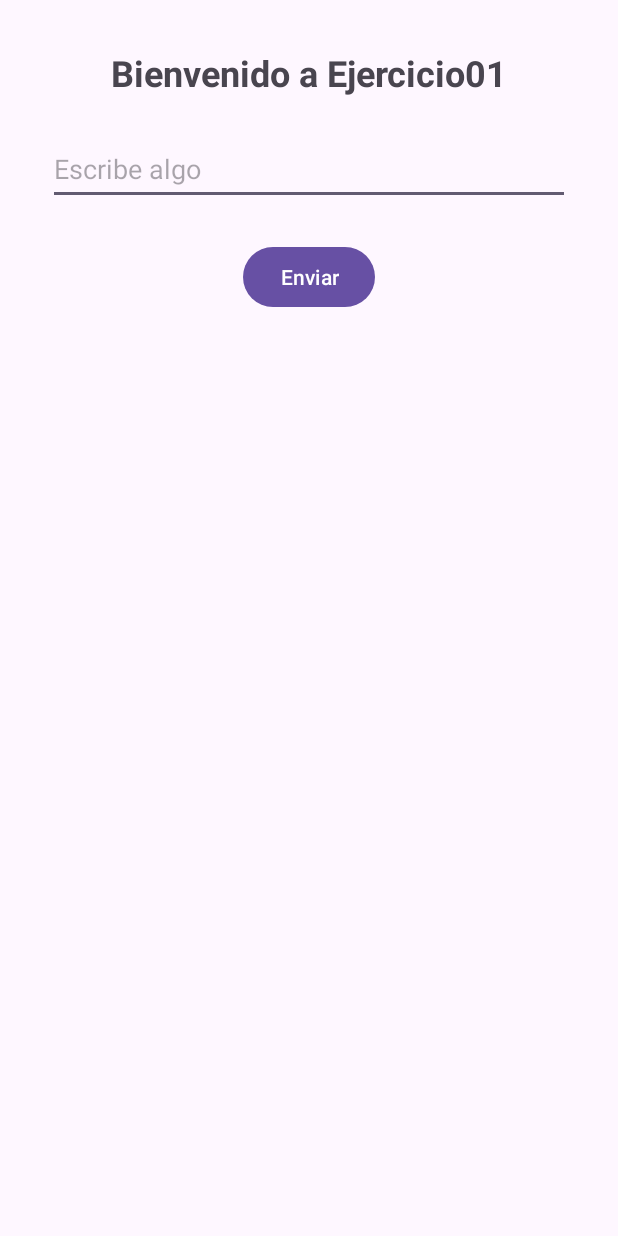
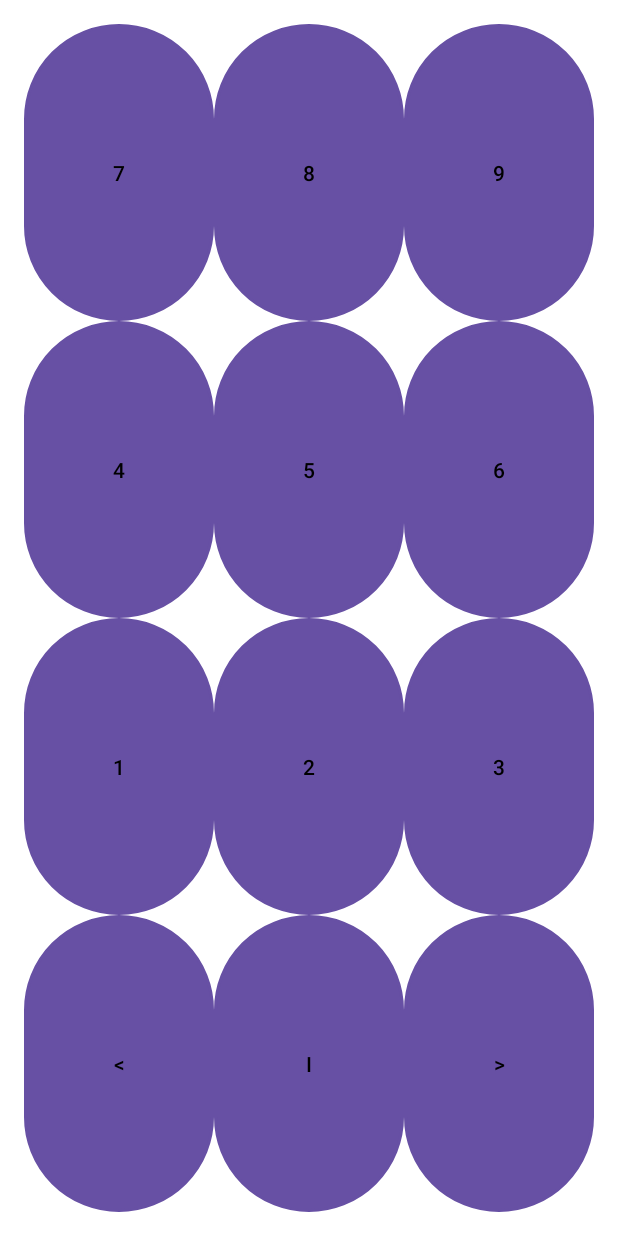
Before and after one commit to Thecabezon/LaboratorioCalificado01-PM, an Android app: the screen it shows after launch (Ejercicio01 before the commit, Ejercicio02 after it), on a phone screen of 412 x 824 dp. Run offline under Robolectric (Android 15) with nearby library versions, the phone set to English and light mode, and no system bars.

Commit message:
feat: interfaz de teclado funcional y corrección de estilos

```diff
--- a/app/src/main/AndroidManifest.xml
+++ b/app/src/main/AndroidManifest.xml
@@ -1,4 +1,3 @@
-<?xml version="1.0" encoding="utf-8"?>
 <manifest xmlns:android="http://schemas.android.com/apk/res/android"
     xmlns:tools="http://schemas.android.com/tools">
 
@@ -14,19 +13,19 @@
         tools:targetApi="31">
 
         <activity
-            android:name=".Ejercicio01"
+            android:name=".Ejercicio02"
             android:exported="true">
             <intent-filter>
                 <action android:name="android.intent.action.MAIN" />
                 <category android:name="android.intent.category.LAUNCHER" />
             </intent-filter>
         </activity>
-
+        <activity
+            android:name=".Ejercicio01"
+            android:exported="false">
+        </activity>
         <activity
             android:name=".MainActivity"
-            android:exported="true">
-        </activity>
-
+            android:exported="true" />
     </application>
-
 </manifest>
--- a/app/src/main/java/com/rojas/jefferson/laboratoriocalificado01/Ejercicio01.kt
+++ b/app/src/main/java/com/rojas/jefferson/laboratoriocalificado01/Ejercicio01.kt
@@ -5,6 +5,8 @@ import androidx.activity.enableEdgeToEdge
 import androidx.appcompat.app.AppCompatActivity
 import androidx.core.view.ViewCompat
 import androidx.core.view.WindowInsetsCompat
+import android.widget.Button
+import android.content.Intent
 
 class Ejercicio01 : AppCompatActivity() {
     override fun onCreate(savedInstanceState: Bundle?) {
@@ -16,5 +18,12 @@ class Ejercicio01 : AppCompatActivity() {
             v.setPadding(systemBars.left, systemBars.top, systemBars.right, systemBars.bottom)
             insets
         }
+        // Encuentra el botón por su ID
+        val btnIrTeclado = findViewById<Button>(R.id.btnIrTeclado)
+        btnIrTeclado.setOnClickListener {
+            // Crea el Intent para ir a Ejercicio02
+            val intent = Intent(this, Ejercicio02::class.java)
+            startActivity(intent)
+        }
     }
 }
--- /dev/null
+++ b/app/src/main/java/com/rojas/jefferson/laboratoriocalificado01/Ejercicio02.kt
@@ -0,0 +1,16 @@
+package com.rojas.jefferson.laboratoriocalificado01
+
+import android.os.Bundle
+import androidx.activity.enableEdgeToEdge
+import androidx.appcompat.app.AppCompatActivity
+import androidx.core.view.ViewCompat
+import androidx.core.view.WindowInsetsCompat
+
+class Ejercicio02 : AppCompatActivity() {
+    override fun onCreate(savedInstanceState: Bundle?) {
+        super.onCreate(savedInstanceState)
+        enableEdgeToEdge()
+        setContentView(R.layout.activity_ejercicio02)
+
+    }
+}
--- /dev/null
+++ b/app/src/main/res/drawable/teclado_boton_bg.xml
@@ -0,0 +1,7 @@
+<?xml version="1.0" encoding="utf-8"?>
+<shape xmlns:android="http://schemas.android.com/apk/res/android"
+    android:shape="rectangle">
+    <solid android:color="#7B5FC5"/> <!-- Color de fondo del botón -->
+    <corners android:radius="150dp"/> <!-- Bordes redondeados -->
+    <stroke android:width="2dp" android:color="#FFFFFF"/> <!-- Borde blanco -->
+</shape>
--- a/app/src/main/res/layout/activity_ejercicio01.xml
+++ b/app/src/main/res/layout/activity_ejercicio01.xml
@@ -44,6 +44,16 @@
         app:layout_constraintEnd_toEndOf="parent"
         android:layout_marginTop="24dp"/>
 
+    <Button
+        android:id="@+id/btnIrTeclado"
+        android:layout_width="wrap_content"
+        android:layout_height="wrap_content"
+        android:text="@string/btn_ir_teclado"
+        app:layout_constraintTop_toBottomOf="@id/boton"
+        app:layout_constraintStart_toStartOf="parent"
+        app:layout_constraintEnd_toEndOf="parent"
+        android:layout_marginTop="24dp"/>
+
 
 
 
--- /dev/null
+++ b/app/src/main/res/layout/activity_ejercicio02.xml
@@ -0,0 +1,129 @@
+<?xml version="1.0" encoding="utf-8"?>
+<LinearLayout xmlns:android="http://schemas.android.com/apk/res/android"
+    android:layout_width="match_parent"
+    android:layout_height="match_parent"
+    android:orientation="vertical"
+    android:background="#FFFFFF"
+    android:padding="16dp">
+
+    <!-- Fila 1 -->
+    <LinearLayout
+        android:layout_width="match_parent"
+        android:layout_height="0dp"
+        android:layout_weight="1"
+        android:orientation="horizontal">
+
+        <Button
+            android:layout_width="0dp"
+            android:layout_height="match_parent"
+            android:layout_weight="1"
+            android:text="7"
+            android:textColor="#000000"
+            android:background="@drawable/teclado_boton_bg"/>
+        <Button
+            android:layout_width="0dp"
+            android:layout_height="match_parent"
+            android:layout_weight="1"
+            android:text="8"
+            android:textColor="#000000"
+            android:background="@drawable/teclado_boton_bg"/>
+        <Button
+            android:layout_width="0dp"
+            android:layout_height="match_parent"
+            android:layout_weight="1"
+            android:text="9"
+            android:textColor="#000000"
+            android:background="@drawable/teclado_boton_bg"/>
+    </LinearLayout>
+
+    <!-- Fila 2 -->
+    <LinearLayout
+        android:layout_width="match_parent"
+        android:layout_height="0dp"
+        android:layout_weight="1"
+        android:orientation="horizontal">
+
+        <Button
+            android:layout_width="0dp"
+            android:layout_height="match_parent"
+            android:layout_weight="1"
+            android:text="4"
+            android:textColor="#000000"
+            android:background="@drawable/teclado_boton_bg"/>
+        <Button
+            android:layout_width="0dp"
+            android:layout_height="match_parent"
+            android:layout_weight="1"
+            android:text="5"
+            android:textColor="#000000"
+            android:background="@drawable/teclado_boton_bg"/>
+        <Button
+            android:layout_width="0dp"
+            android:layout_height="match_parent"
+            android:layout_weight="1"
+            android:text="6"
+            android:textColor="#000000"
+            android:background="@drawable/teclado_boton_bg"/>
+    </LinearLayout>
+
+    <!-- Fila 3 -->
+    <LinearLayout
+        android:layout_width="match_parent"
+        android:layout_height="0dp"
+        android:layout_weight="1"
+        android:orientation="horizontal">
+
+        <Button
+            android:layout_width="0dp"
+            android:layout_height="match_parent"
+            android:layout_weight="1"
+            android:text="1"
+            android:textColor="#000000"
+            android:background="@drawable/teclado_boton_bg"/>
+        <Button
+            android:layout_width="0dp"
+            android:layout_height="match_parent"
+            android:layout_weight="1"
+            android:text="2"
+            android:textColor="#000000"
+            android:background="@drawable/teclado_boton_bg"/>
+        <Button
+            android:layout_width="0dp"
+            android:layout_height="match_parent"
+            android:layout_weight="1"
+            android:text="3"
+            android:textColor="#000000"
+            android:background="@drawable/teclado_boton_bg"/>
+    </LinearLayout>
+
+    <!-- Fila 4 -->
+    <LinearLayout
+        android:layout_width="match_parent"
+        android:layout_height="0dp"
+        android:layout_weight="1"
+        android:orientation="horizontal">
+
+        <Button
+            android:layout_width="0dp"
+            android:layout_height="match_parent"
+            android:layout_weight="1"
+            android:text="&lt;"
+            android:textColor="#000000"
+            android:background="@drawable/teclado_boton_bg"/>
+        <Button
+            android:layout_width="0dp"
+            android:layout_height="match_parent"
+            android:layout_weight="1"
+            android:text="I"
+            android:textColor="#000000"
+            android:background="@drawable/teclado_boton_bg"/>
+        <Button
+            android:layout_width="0dp"
+            android:layout_height="match_parent"
+            android:layout_weight="1"
+            android:text="&gt;"
+            android:textColor="#000000"
+            android:background="@drawable/teclado_boton_bg"/>
+    </LinearLayout>
+
+</LinearLayout>
--- a/app/src/main/res/values/strings.xml
+++ b/app/src/main/res/values/strings.xml
@@ -3,4 +3,17 @@
     <string name="titulo">Bienvenido a Ejercicio01</string>
     <string name="hint_entrada">Escribe algo</string>
     <string name="boton_enviar">Enviar</string>
+    <string name="btn_7">7</string>
+    <string name="btn_8">8</string>
+    <string name="btn_9">9</string>
+    <string name="btn_4">4</string>
+    <string name="btn_5">5</string>
+    <string name="btn_6">6</string>
+    <string name="btn_1">1</string>
+    <string name="btn_2">2</string>
+    <string name="btn_3">3</string>
+    <string name="btn_i">I</string>
+    <string name="btn_left">&lt;-</string>
+    <string name="btn_right">&gt;-</string>
+    <string name="btn_ir_teclado">Ir al Teclado</string>
 </resources>
--- /dev/null
+++ b/app/src/main/res/values/styles.xml
@@ -0,0 +1,9 @@
+<?xml version="1.0" encoding="utf-8"?>
+<resources>
+    <style name="TecladoBoton">
+        <item name="android:background">@drawable/teclado_boton_bg</item>
+        <item name="android:textColor">#000000</item>
+        <item name="android:textSize">20sp</item>
+    </style>
+
+</resources>
```
